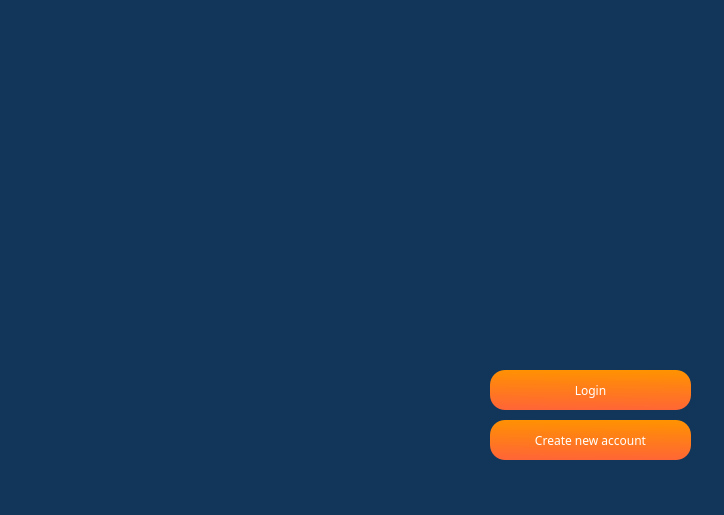
Qt form MyCovidRecord/mycovidrecord.ui (gagabon501/cs106-2) before a commit.
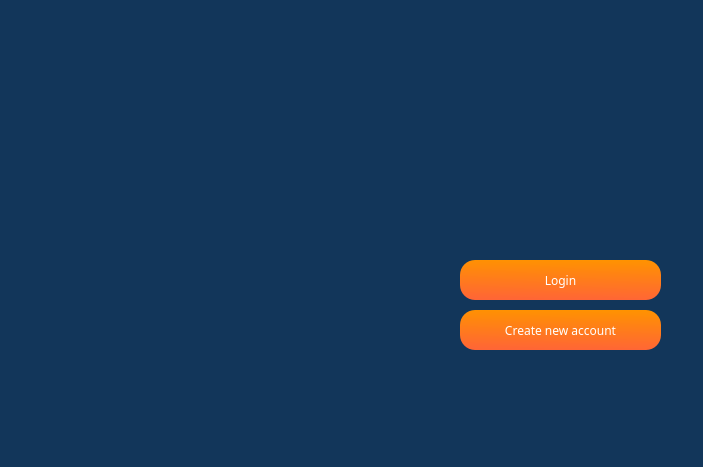
The same form after that commit. Icons and pictures are not drawn.

```diff
--- a/MyCovidRecord/mycovidrecord.ui
+++ b/MyCovidRecord/mycovidrecord.ui
@@ -9,8 +9,8 @@
    <rect>
     <x>0</x>
     <y>0</y>
-    <width>724</width>
-    <height>515</height>
+    <width>703</width>
+    <height>467</height>
    </rect>
   </property>
   <property name="font">
@@ -30,8 +30,8 @@
    <widget class="QPushButton" name="pushButton_login">
     <property name="geometry">
      <rect>
-      <x>490</x>
-      <y>370</y>
+      <x>460</x>
+      <y>260</y>
       <width>201</width>
       <height>40</height>
      </rect>
@@ -67,8 +67,8 @@
    <widget class="QPushButton" name="pushButton_register">
     <property name="geometry">
      <rect>
-      <x>490</x>
-      <y>420</y>
+      <x>460</x>
+      <y>310</y>
       <width>201</width>
       <height>40</height>
      </rect>
@@ -111,9 +111,9 @@
     <property name="geometry">
      <rect>
       <x>30</x>
-      <y>70</y>
+      <y>30</y>
       <width>411</width>
-      <height>411</height>
+      <height>401</height>
      </rect>
     </property>
     <property name="sizePolicy">
```
